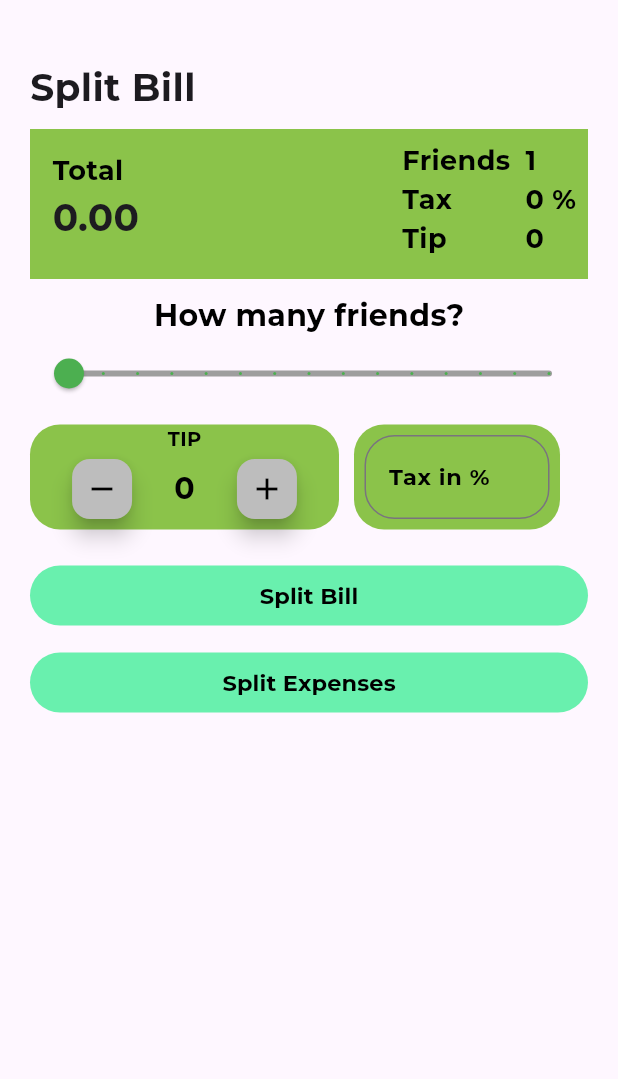
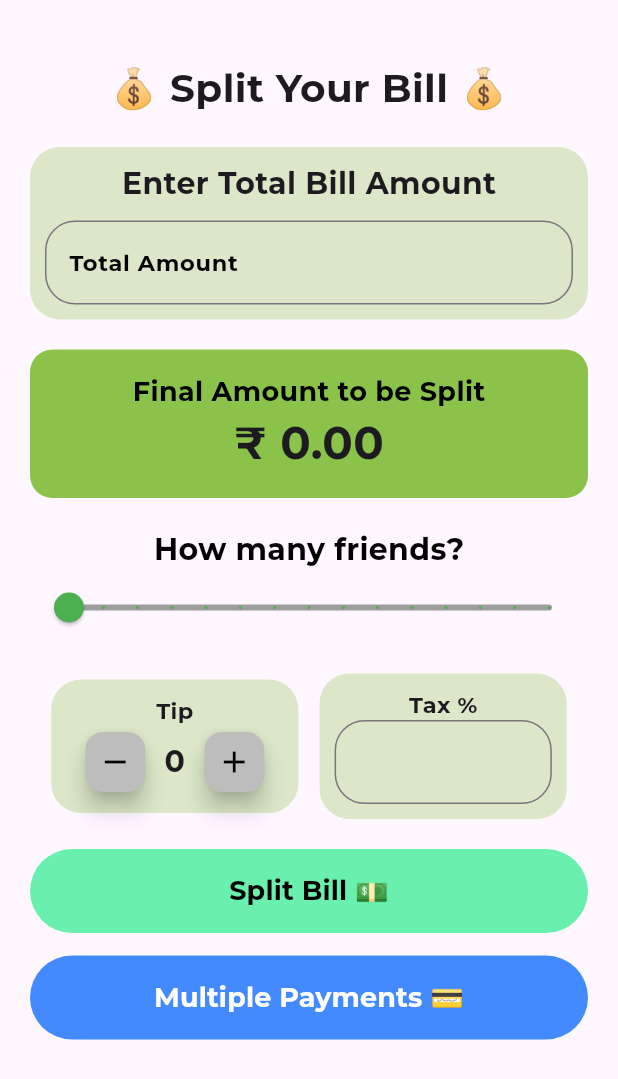
Before and after one commit to ADITISONIC/Bill-splitting-app, a Flutter app: the BillSplit screen opened directly, on a phone screen of 412 x 824 dp. Shown: the top 1079 px of the screen. Run offline on Flutter 3.47's test engine with Material 3 defaults, Android fonts, the phone set to English and light mode, and no system bars; our stand-ins replace firebase_auth, firebase_core, google_fonts; accounts and stored records are empty.

Commit message:
modified ui

```diff
--- a/lib/home.dart
+++ b/lib/home.dart
@@ -1,5 +1,5 @@
 import 'package:bill_splitter/results.dart';
-import 'package:bill_splitter/split_expenses.dart'; // Import the SplitExpensesPage
+import 'package:bill_splitter/split_expenses.dart'; // Import Multiple Payments Screen
 import 'package:flutter/material.dart';
 import 'package:google_fonts/google_fonts.dart';
 
@@ -23,31 +23,6 @@ class _BillSplitState extends State<BillSplit> {
     return billAmount + (billAmount * (taxAmount / 100)) + tip;
   }
 
-  Widget buildButton(String text) {
-    return Expanded(
-      child: OutlinedButton(
-        style: OutlinedButton.styleFrom(padding: EdgeInsets.all(20)),
-        onPressed: () {
-          setState(() {
-            if (text == '-') {
-              bill = '';
-            } else {
-              bill += text;
-            }
-          });
-        },
-        child: Text(
-          text,
-          style: GoogleFonts.montserrat(
-            fontSize: 25,
-            color: Colors.black,
-            fontWeight: FontWeight.w700,
-          ),
-        ),
-      ),
-    );
-  }
-
   TextStyle infostyle = GoogleFonts.montserrat(
     fontSize: 18,
     color: Colors.black,
@@ -62,69 +37,88 @@ class _BillSplitState extends State<BillSplit> {
           margin: EdgeInsets.symmetric(horizontal: 20),
           child: Column(
             children: [
+              SizedBox(height: 40),
+
               Container(
-                alignment: Alignment.centerLeft,
-                margin: EdgeInsets.only(top: 40),
+                alignment: Alignment.center,
                 child: Text(
-                  "Split Bill",
+                  "💰 Split Your Bill 💰",
                   style: GoogleFonts.montserrat(
-                    fontSize: 25,
+                    fontSize: 26,
                     fontWeight: FontWeight.w700,
                   ),
                 ),
               ),
+
+              SizedBox(height: 20),
+
+              // **Total Amount Input**
+              Container(
+                padding: EdgeInsets.all(10),
+                decoration: BoxDecoration(
+                  color: Colors.lightGreen.withOpacity(0.3),
+                  borderRadius: BorderRadius.circular(20),
+                ),
+                child: Column(
+                  children: [
+                    Text(
+                      "Enter Total Bill Amount",
+                      style: GoogleFonts.montserrat(
+                        fontSize: 20,
+                        fontWeight: FontWeight.w700,
+                      ),
+                    ),
                     SizedBox(height: 10),
+                    TextField(
+                      keyboardType: TextInputType.number,
+                      onChanged: (value) {
+                        setState(() {
+                          bill = value.isEmpty ? '0' : value;
+                        });
+                      },
+                      decoration: InputDecoration(
+                        border: OutlineInputBorder(
+                          borderRadius: BorderRadius.circular(20),
+                        ),
+                        labelText: "Total Amount",
+                        labelStyle: GoogleFonts.montserrat(
+                          fontSize: 15,
+                          color: Colors.black,
+                          fontWeight: FontWeight.w700,
+                        ),
+                      ),
+                    ),
+                  ],
+                ),
+              ),
+
+              SizedBox(height: 20),
+
+              // **Bill Calculation Summary**
               Container(
                 width: MediaQuery.of(context).size.width,
-                height: 100,
-                decoration: BoxDecoration(color: Colors.lightGreen),
-                child: Row(
-                  mainAxisAlignment: MainAxisAlignment.spaceBetween,
+                padding: EdgeInsets.all(15),
+                decoration: BoxDecoration(
+                  color: Colors.lightGreen,
+                  borderRadius: BorderRadius.circular(15),
+                ),
+                child: Column(
                   children: [
-                    Padding(
-                      padding: const EdgeInsets.all(15.0),
-                      child: Column(
-                        crossAxisAlignment: CrossAxisAlignment.start,
-                        children: [
-                          Text("Total", style: infostyle),
+                    Text("Final Amount to be Split", style: infostyle),
                     Text(
-                            totalAmount.toStringAsFixed(2), // Updated Total
+                      "₹ ${totalAmount.toStringAsFixed(2)}",
                       style: GoogleFonts.montserrat(
-                              fontSize: 25,
+                        fontSize: 30,
                         fontWeight: FontWeight.w700,
                       ),
                     ),
                   ],
                 ),
               ),
-                    Padding(
-                      padding: const EdgeInsets.all(8.0),
-                      child: Row(
-                        children: [
-                          Column(
-                            crossAxisAlignment: CrossAxisAlignment.start,
-                            children: [
-                              Text("Friends", style: infostyle),
-                              Text("Tax", style: infostyle),
-                              Text("Tip", style: infostyle),
-                            ],
-                          ),
-                          SizedBox(width: 10),
-                          Column(
-                            crossAxisAlignment: CrossAxisAlignment.start,
-                            children: [
-                              Text(friendsvalue.round().toString(), style: infostyle),
-                              Text("$tax %", style: infostyle),
-                              Text(tip.round().toString(), style: infostyle),
-                            ],
-                          )
-                        ],
-                      ),
-                    ),
-                  ],
-                ),
-              ),
-              SizedBox(height: 10),
+
+              SizedBox(height: 20),
+
+              // **Friends Selection**
               Text(
                 "How many friends?",
                 style: GoogleFonts.montserrat(
@@ -146,23 +140,27 @@ class _BillSplitState extends State<BillSplit> {
                   });
                 },
               ),
-              SizedBox(height: 10),
+
+              SizedBox(height: 20),
+
+              // **Tip and Tax Input**
               Row(
+                mainAxisAlignment: MainAxisAlignment.spaceEvenly,
                 children: [
+                  // **Tip Section**
                   Container(
-                    width: MediaQuery.of(context).size.width / 2,
-                    height: 70,
+                    width: MediaQuery.of(context).size.width * 0.4,
+                    padding: EdgeInsets.all(10),
                     decoration: BoxDecoration(
-                      color: Colors.lightGreen,
+                      color: Colors.lightGreen.withOpacity(0.3),
                       borderRadius: BorderRadius.circular(20),
                     ),
                     child: Column(
                       children: [
                         Text(
-                          "TIP",
+                          "Tip",
                           style: GoogleFonts.montserrat(
-                            fontSize: 13,
-                            color: Colors.black,
+                            fontSize: 15,
                             fontWeight: FontWeight.w700,
                           ),
                         ),
@@ -183,7 +181,6 @@ class _BillSplitState extends State<BillSplit> {
                               tip.round().toString(),
                               style: GoogleFonts.montserrat(
                                 fontSize: 20,
-                                color: Colors.black,
                                 fontWeight: FontWeight.w700,
                               ),
                             ),
@@ -202,70 +199,91 @@ class _BillSplitState extends State<BillSplit> {
                       ],
                     ),
                   ),
-                  SizedBox(width: 10),
+
+                  // **Tax Input**
                   Container(
-                    width: MediaQuery.of(context).size.width / 3,
-                    height: 70,
+                    width: MediaQuery.of(context).size.width * 0.4,
+                    padding: EdgeInsets.all(10),
                     decoration: BoxDecoration(
-                      color: Colors.lightGreen,
+                      color: Colors.lightGreen.withOpacity(0.3),
                       borderRadius: BorderRadius.circular(20),
                     ),
-                    child: Padding(
-                      padding: const EdgeInsets.all(7.0),
-                      child: TextField(
+                    child: Column(
+                      children: [
+                        Text(
+                          "Tax %",
+                          style: GoogleFonts.montserrat(
+                            fontSize: 15,
+                            fontWeight: FontWeight.w700,
+                          ),
+                        ),
+                        TextField(
                           keyboardType: TextInputType.number,
                           onChanged: (value) {
                             setState(() {
                               tax = value.isEmpty ? '0' : value;
                             });
                           },
+                          textAlign: TextAlign.center,
                           decoration: InputDecoration(
-                          border: OutlineInputBorder(borderRadius: BorderRadius.circular(20)),
-                          labelText: "Tax in %",
-                          labelStyle: GoogleFonts.montserrat(
-                            fontSize: 15,
-                            color: Colors.black,
-                            fontWeight: FontWeight.w700,
-                          ),
-                        ),
+                            border: OutlineInputBorder(
+                              borderRadius: BorderRadius.circular(20),
                             ),
                           ),
                         ),
                       ],
                     ),
+                  ),
+                ],
+              ),
+
               SizedBox(height: 20),
+
+              // **Split Bill Button**
               TextButton(
-                style: TextButton.styleFrom(backgroundColor: Colors.greenAccent),
+                style: TextButton.styleFrom(
+                  backgroundColor: Colors.greenAccent,
+                  padding: EdgeInsets.symmetric(vertical: 15, horizontal: 50),
+                ),
                 onPressed: () {
                   if (bill.isEmpty || double.tryParse(bill) == null) {
-                    ScaffoldMessenger.of(context).showSnackBar(SnackBar(content: Text("Enter a valid bill amount")));
+                    ScaffoldMessenger.of(context).showSnackBar(
+                        SnackBar(content: Text("Enter a valid bill amount")));
                     return;
                   }
                   if (double.tryParse(tax) == null) {
-                    ScaffoldMessenger.of(context).showSnackBar(SnackBar(content: Text("Enter a valid tax percentage")));
+                    ScaffoldMessenger.of(context).showSnackBar(
+                        SnackBar(content: Text("Enter a valid tax percentage")));
                     return;
                   }
                   Navigator.push(
                     context,
                     MaterialPageRoute(
-                      builder: (context) => ResultsPage(bill, tax, friendsvalue, tip),
+                      builder: (context) =>
+                          ResultsPage(bill, tax, friendsvalue, tip),
                     ),
                   );
                 },
                 child: Center(
                   child: Text(
-                    "Split Bill",
+                    "Split Bill 💵",
                     style: GoogleFonts.montserrat(
-                      fontSize: 15,
+                      fontSize: 18,
                       fontWeight: FontWeight.w700,
                       color: Colors.black,
                     ),
                   ),
                 ),
               ),
-              SizedBox(height: 10), // Added spacing
+
+              SizedBox(height: 15),
+
+              // **Multiple Payments Option**
               TextButton(
-                style: TextButton.styleFrom(backgroundColor: Colors.greenAccent),
+                style: TextButton.styleFrom(
+                  backgroundColor: Colors.blueAccent,
+                  padding: EdgeInsets.symmetric(vertical: 15, horizontal: 40),
+                ),
                 onPressed: () {
                   Navigator.push(
                     context,
@@ -274,15 +292,17 @@ class _BillSplitState extends State<BillSplit> {
                 },
                 child: Center(
                   child: Text(
-                    "Split Expenses",
+                    "Multiple Payments 💳",
                     style: GoogleFonts.montserrat(
-                      fontSize: 15,
+                      fontSize: 18,
                       fontWeight: FontWeight.w700,
-                      color: Colors.black,
+                      color: Colors.white,
                     ),
                   ),
                 ),
               ),
+
+              SizedBox(height: 20),
             ],
           ),
         ),
--- a/lib/main.dart
+++ b/lib/main.dart
@@ -12,6 +12,7 @@ Future<void> main() async {
   await Firebase.initializeApp(
     options: DefaultFirebaseOptions.currentPlatform,
   );
+
   runApp(const MyApp());
 }
 
```
Also changed, not shown: pubspec.lock. Lines whose indentation alone changed are shown as unchanged.
